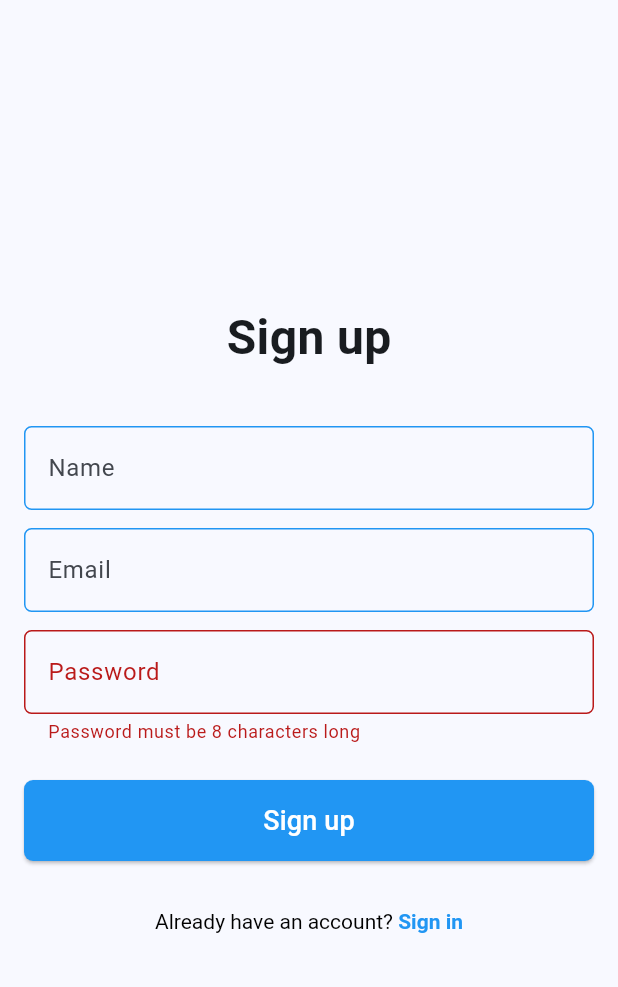
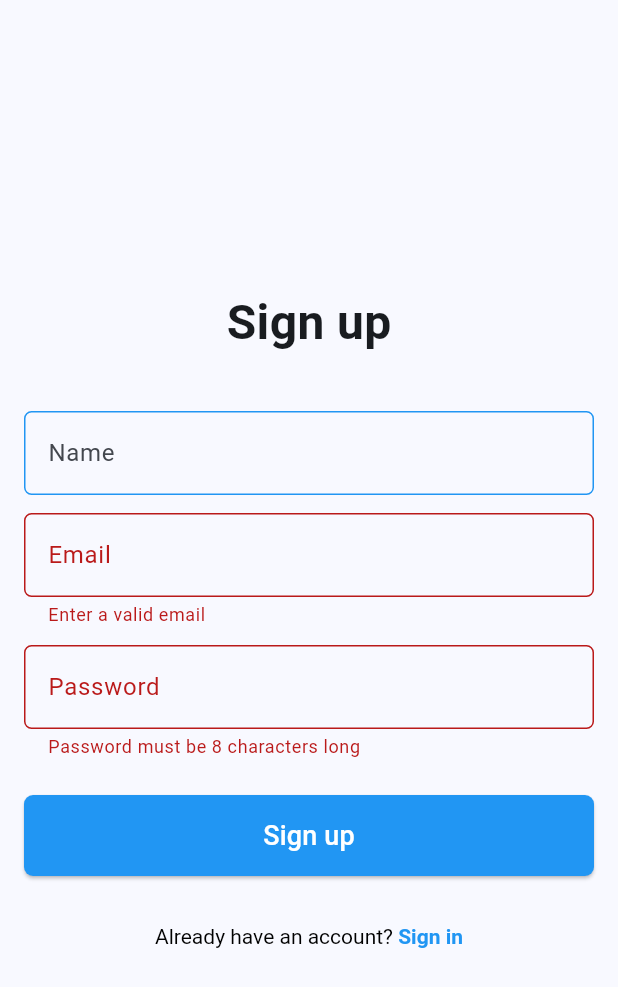
Before and after one commit to Hasibol-Hoda-Inu/flutter_batch7_ostad, a Flutter app: the SignUpScreen screen opened directly, after a tap on "Sign up", on a phone screen of 412 x 824 dp. Shown: the top 987 px of the screen. Run offline on Flutter 3.47's test engine with Material 3 defaults, Android fonts, the phone set to English and light mode, and no system bars; our stand-ins replace firebase_auth, firebase_core; accounts and stored records are empty.

Commit message:
form validation has been added

```diff
--- a/lib/application/app.dart
+++ b/lib/application/app.dart
@@ -1,7 +1,8 @@
 import 'package:firebase_practice/presentation/login_screen.dart';
 import 'package:flutter/material.dart';
 
-import '../presentation/assets/app_color.dart';
+import '../presentation/utils/app_color.dart';
+
 
 class MyApp extends StatelessWidget {
   const MyApp({super.key});
--- a/lib/presentation/login_screen.dart
+++ b/lib/presentation/login_screen.dart
@@ -1,10 +1,11 @@
 import 'package:firebase_practice/auth/auth_service.dart';
 import 'package:firebase_practice/presentation/home_screen.dart';
+import 'package:firebase_practice/presentation/utils/email_validation.dart';
 import 'package:flutter/gestures.dart';
 import 'package:flutter/material.dart';
 
-import 'assets/app_color.dart';
 import 'sign_up_screen.dart';
+import 'utils/app_color.dart';
 
 class LoginScreen extends StatefulWidget {
   const LoginScreen({super.key});
@@ -40,6 +41,9 @@ class _LoginScreenState extends State<LoginScreen> {
                     children: [
                       TextFormField(
                         controller: _emailTEController,
+                        validator: (value)=>value!.isValidEmail()?null:"Enter a valid email",
+                        autovalidateMode: AutovalidateMode.onUserInteraction,
+                        keyboardType: TextInputType.emailAddress,
                         decoration: const InputDecoration(
                           hintText: "yourmail@gmail.com",
                           label: Text("Email"),
--- a/lib/presentation/sign_up_screen.dart
+++ b/lib/presentation/sign_up_screen.dart
@@ -1,3 +1,4 @@
+import 'package:firebase_practice/presentation/utils/email_validation.dart';
 import 'package:flutter/gestures.dart';
 import 'package:flutter/material.dart';
 
@@ -18,7 +19,7 @@ class _SignUpScreenState extends State<SignUpScreen> {
   final TextEditingController _passwordTEController = TextEditingController();
   final GlobalKey<FormState> _formKey = GlobalKey<FormState>();
   final _auth = AuthService();
-
+  bool _inProgressSignUp = false;
   @override
   Widget build(BuildContext context) {
     return Scaffold(
@@ -49,6 +50,9 @@ class _SignUpScreenState extends State<SignUpScreen> {
                   ),
                       TextFormField(
                         controller: _emailTEController,
+                        validator: (value)=>value!.isValidEmail()?null:"Enter a valid email",
+                        autovalidateMode: AutovalidateMode.onUserInteraction,
+                        keyboardType: TextInputType.emailAddress,
                         decoration: const InputDecoration(
                           hintText: "yourmail@gmail.com",
                           label: Text("Email")
@@ -60,6 +64,8 @@ class _SignUpScreenState extends State<SignUpScreen> {
                       TextFormField(
                         controller: _passwordTEController,
                         validator: (value)=>value!.length<8?"Password must be 8 characters long":null,
+                        autovalidateMode: AutovalidateMode.onUserInteraction,
+                        obscureText: true,
                         decoration: const InputDecoration(
                             hintText: "your password",
                             label: Text("Password"),
@@ -68,13 +74,17 @@ class _SignUpScreenState extends State<SignUpScreen> {
                 ],
               )),
               const SizedBox(height: 24,),
-              ElevatedButton(
+              Visibility(
+                visible: !_inProgressSignUp,
+                replacement: const Center(child: CircularProgressIndicator(),),
+                child: ElevatedButton(
                     onPressed: () {
                       onTapNextScreen();
                     },
                     child: const Text("Sign up", style: TextStyle(
                       fontSize: 18,
                       color: Colors.white,
+                    ),
                     ),
                 ),
               ),
@@ -108,9 +118,13 @@ class _SignUpScreenState extends State<SignUpScreen> {
   }
 
   void onTapSignUpMethod() async {
+    _inProgressSignUp = true;
+    setState(() {});
     final user = await _auth.signUpWithEmailAndPassword(
         _emailTEController.text.trim(), _passwordTEController.text);
     if (user != null) {
+      _inProgressSignUp = false;
+      setState(() {});
       debugPrint("User created successfully");
       ScaffoldMessenger.of(context).showSnackBar(const
       SnackBar(
--- /dev/null
+++ b/lib/presentation/utils/email_validation.dart
@@ -0,0 +1,7 @@
+extension EmailValidator on String {
+  bool isValidEmail() {
+    return RegExp(
+        r'^(([^<>()[\]\\.,;:\s@\"]+(\.[^<>()[\]\\.,;:\s@\"]+)*)|(\".+\"))@((\[[0-9]{1,3}\.[0-9]{1,3}\.[0-9]{1,3}\.[0-9]{1,3}\])|(([a-zA-Z\-0-9]+\.)+[a-zA-Z]{2,}))$')
+        .hasMatch(this);
+  }
+}
```
Also changed, not shown: lib/presentation/utils/app_color.dart (renamed from lib/presentation/assets/app_color.dart). Lines whose indentation alone changed are shown as unchanged.
